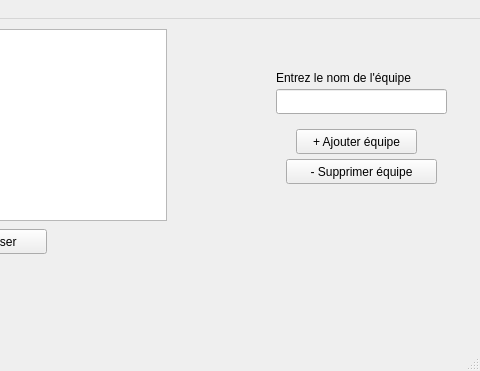
First picture: the form in mainwindow.ui, repository valow-psd/Tournoi2Foot, before the edit; both pictures show x 414 to 894 and y 0 to 371 of the 894 by 371 pixel window.
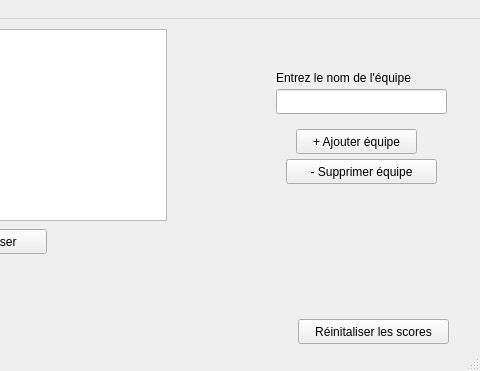
Second picture: the form after the edit.

Commit message: ajout bouton réinitialiser score

```diff
--- a/mainwindow.ui
+++ b/mainwindow.ui
@@ -160,6 +160,19 @@
      <string>- Supprimer équipe</string>
     </property>
    </widget>
+   <widget class="QPushButton" name="pushButton_2">
+    <property name="geometry">
+     <rect>
+      <x>712</x>
+      <y>300</y>
+      <width>151</width>
+      <height>25</height>
+     </rect>
+    </property>
+    <property name="text">
+     <string>Réinitaliser les scores</string>
+    </property>
+   </widget>
   </widget>
   <widget class="QMenuBar" name="menubar">
    <property name="geometry">
```
The commit also changes 2 other files.
